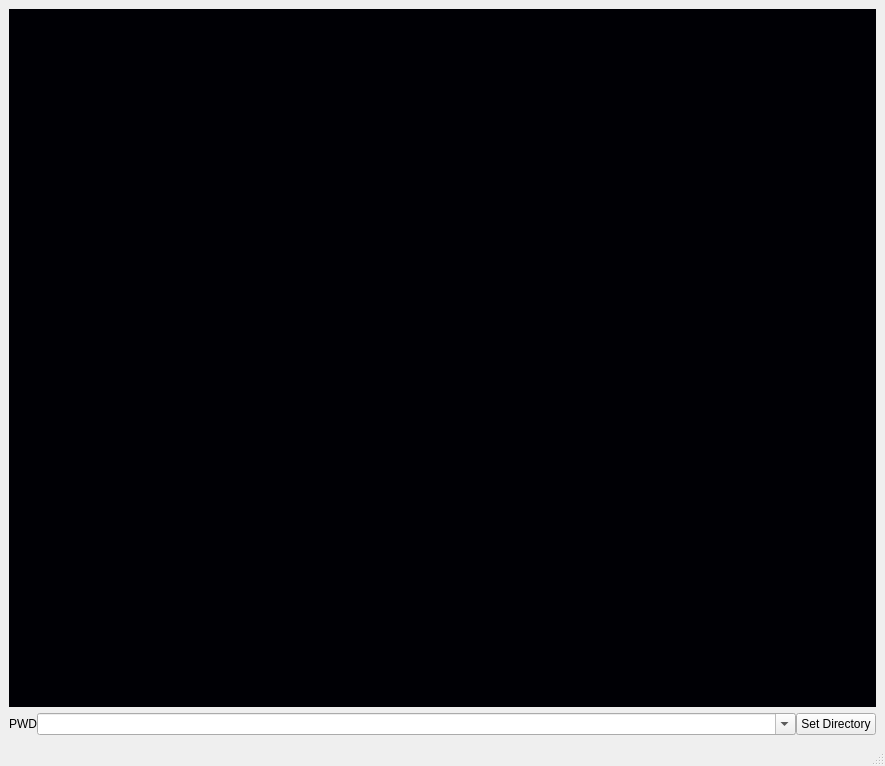
Before: the Qt Designer form console.ui in frankyeh/DSI-Studio, drawn with Qt 5.
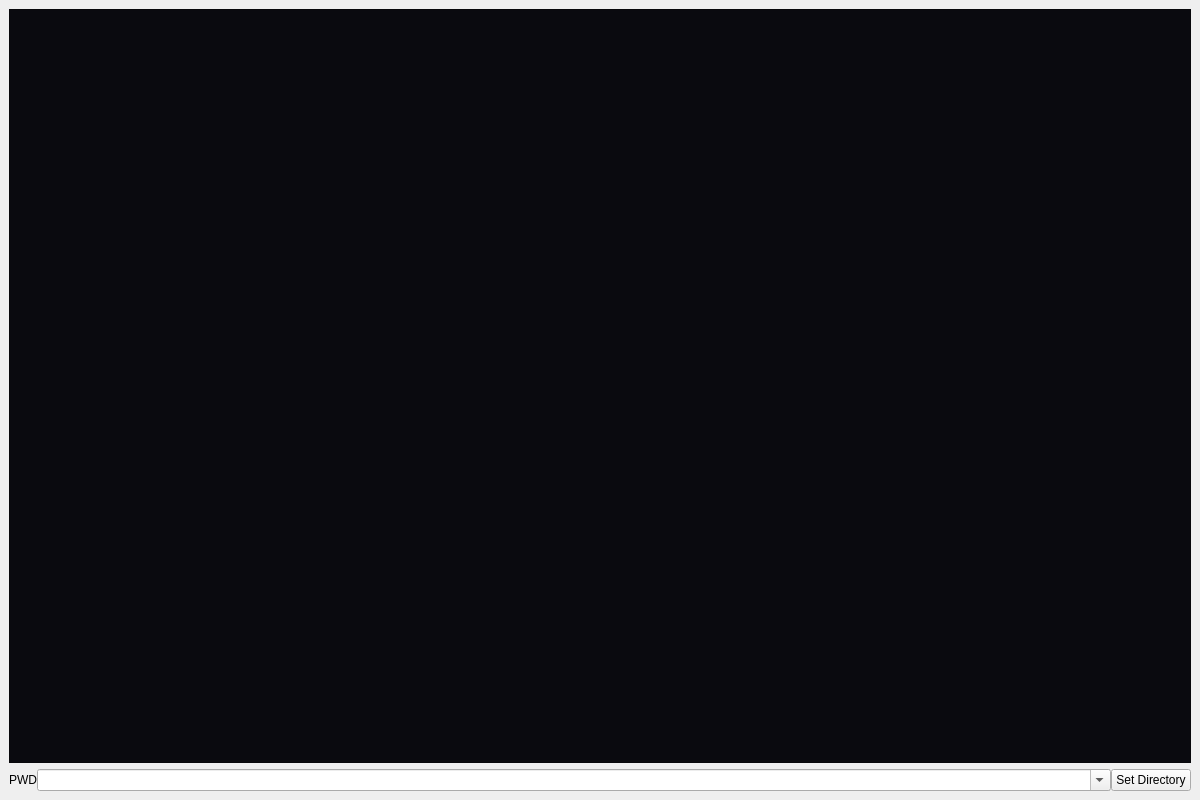
After: the same form once the commit is applied. Icons and pictures are not drawn.

Patch:
```diff
--- a/console.ui
+++ b/console.ui
@@ -6,8 +6,8 @@
    <rect>
     <x>0</x>
     <y>0</y>
-    <width>885</width>
-    <height>766</height>
+    <width>1200</width>
+    <height>800</height>
    </rect>
   </property>
   <property name="windowTitle">
@@ -23,11 +23,23 @@
        </font>
       </property>
       <property name="styleSheet">
-       <string notr="true">QTextEdit { background-color: rgb(0,0,5); color: rgb(250,250,250)}</string>
+       <string notr="true">QTextEdit { background-color: rgb(10,10,15); color: rgb(250,250,250)}</string>
+      </property>
+      <property name="frameShadow">
+       <enum>QFrame::Plain</enum>
       </property>
       <property name="autoFormatting">
        <set>QTextEdit::AutoNone</set>
       </property>
+      <property name="lineWrapMode">
+       <enum>QTextEdit::NoWrap</enum>
+      </property>
+      <property name="readOnly">
+       <bool>true</bool>
+      </property>
+      <property name="textInteractionFlags">
+       <set>Qt::TextSelectableByKeyboard|Qt::TextSelectableByMouse</set>
+      </property>
      </widget>
     </item>
     <item>
@@ -79,17 +91,6 @@
     </item>
    </layout>
   </widget>
-  <widget class="QMenuBar" name="menubar">
-   <property name="geometry">
-    <rect>
-     <x>0</x>
-     <y>0</y>
-     <width>885</width>
-     <height>22</height>
-    </rect>
-   </property>
-  </widget>
-  <widget class="QStatusBar" name="statusbar"/>
  </widget>
  <resources>
   <include location="icons.qrc"/>
```
